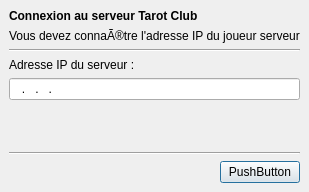
The window that src/client/NetClientUI.ui (arabine/icl) describes before a commit, drawn with Qt 5.
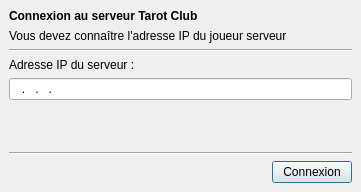
The same window after the commit.

Patch:
```diff
--- a/src/client/NetClientUI.ui
+++ b/src/client/NetClientUI.ui
@@ -1,11 +1,11 @@
 <ui version="4.0" >
  <class>NetClientUI</class>
- <widget class="QDialog" name="NetClientUI" >
-  <property name="geometry" >
+ <widget class="QDialog" name="NetClientUI">
+  <property name="geometry">
    <rect>
     <x>0</x>
     <y>0</y>
-    <width>301</width>
+    <width>361</width>
     <height>192</height>
    </rect>
   </property>
@@ -18,21 +18,21 @@
   <property name="modal" >
    <bool>true</bool>
   </property>
-  <layout class="QVBoxLayout" >
-   <property name="margin" >
-    <number>9</number>
-   </property>
-   <property name="spacing" >
+  <layout class="QVBoxLayout">
+   <property name="spacing">
     <number>6</number>
    </property>
+   <property name="margin">
+    <number>9</number>
+   </property>
    <item>
-    <layout class="QVBoxLayout" >
-     <property name="margin" >
-      <number>0</number>
-     </property>
-     <property name="spacing" >
+    <layout class="QVBoxLayout">
+     <property name="spacing">
       <number>6</number>
      </property>
+     <property name="margin">
+      <number>0</number>
+     </property>
      <item>
       <widget class="QLabel" name="label_2" >
        <property name="text" >
@@ -41,9 +41,13 @@
       </widget>
      </item>
      <item>
-      <widget class="QLabel" name="label_3" >
-       <property name="text" >
-        <string>&lt;html>&lt;head>&lt;meta name="qrichtext" content="1" />&lt;/head>&lt;body style=" white-space: pre-wrap; font-family:MS Shell Dlg; font-weight:400; font-style:normal; text-decoration:none;">&lt;p style=" margin-top:0px; margin-bottom:0px; margin-left:0px; margin-right:0px; -qt-block-indent:0; text-indent:0px;">&lt;span style=" color:#000000;">Vous devez connaÃ®tre l'adresse IP du joueur serveur&lt;/span>&lt;/p>&lt;/body>&lt;/html></string>
+      <widget class="QLabel" name="label_3">
+       <property name="text">
+        <string>&lt;!DOCTYPE HTML PUBLIC &quot;-//W3C//DTD HTML 4.0//EN&quot; &quot;http://www.w3.org/TR/REC-html40/strict.dtd&quot;&gt;
+&lt;html&gt;&lt;head&gt;&lt;meta name=&quot;qrichtext&quot; content=&quot;1&quot; /&gt;&lt;style type=&quot;text/css&quot;&gt;
+p, li { white-space: pre-wrap; }
+&lt;/style&gt;&lt;/head&gt;&lt;body style=&quot; font-family:'DejaVu Sans'; font-size:9pt; font-weight:400; font-style:normal;&quot;&gt;
+&lt;p style=&quot; margin-top:0px; margin-bottom:0px; margin-left:0px; margin-right:0px; -qt-block-indent:0; text-indent:0px;&quot;&gt;&lt;span style=&quot; font-family:'MS Shell Dlg'; color:#000000;&quot;&gt;Vous devez connaître l'adresse IP du joueur serveur&lt;/span&gt;&lt;/p&gt;&lt;/body&gt;&lt;/html&gt;</string>
        </property>
        <property name="textFormat" >
         <enum>Qt::AutoText</enum>
@@ -60,11 +64,9 @@
     </widget>
    </item>
    <item>
-    <widget class="QLabel" name="TextLabel2_2_2_2" >
-     <property name="sizePolicy" >
-      <sizepolicy>
-       <hsizetype>1</hsizetype>
-       <vsizetype>1</vsizetype>
+    <widget class="QLabel" name="TextLabel2_2_2_2">
+     <property name="sizePolicy">
+      <sizepolicy hsizetype="Minimum" vsizetype="Minimum">
        <horstretch>0</horstretch>
        <verstretch>0</verstretch>
       </sizepolicy>
@@ -111,13 +113,13 @@
     </widget>
    </item>
    <item>
-    <layout class="QHBoxLayout" >
-     <property name="margin" >
-      <number>0</number>
-     </property>
-     <property name="spacing" >
+    <layout class="QHBoxLayout">
+     <property name="spacing">
       <number>6</number>
      </property>
+     <property name="margin">
+      <number>0</number>
+     </property>
      <item>
       <spacer>
        <property name="orientation" >
@@ -132,9 +134,9 @@
       </spacer>
      </item>
      <item>
-      <widget class="QPushButton" name="pushButton" >
-       <property name="text" >
-        <string>PushButton</string>
+      <widget class="QPushButton" name="pushButton">
+       <property name="text">
+        <string>Connexion</string>
        </property>
       </widget>
      </item>
@@ -142,7 +144,7 @@
    </item>
   </layout>
  </widget>
- <layoutdefault spacing="6" margin="11" />
+ <layoutdefault spacing="6" margin="11"/>
  <pixmapfunction>qPixmapFromMimeSource</pixmapfunction>
  <resources/>
  <connections/>
```
Left out of the diff: 47 changed lines with no effect on the pictures.
